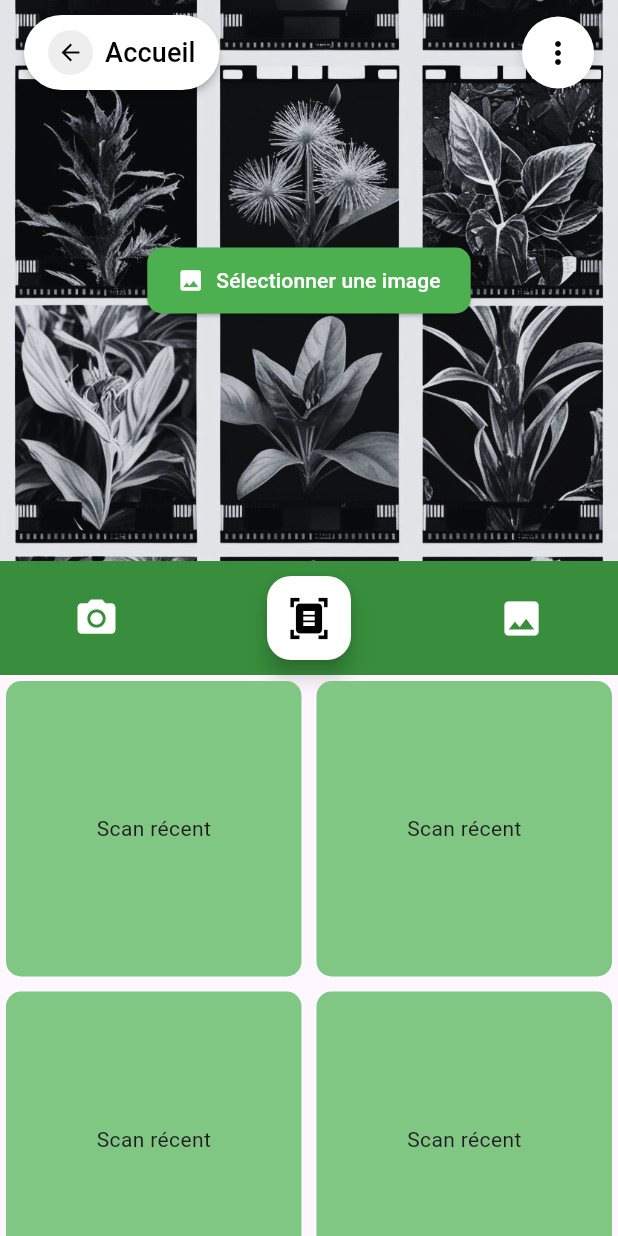
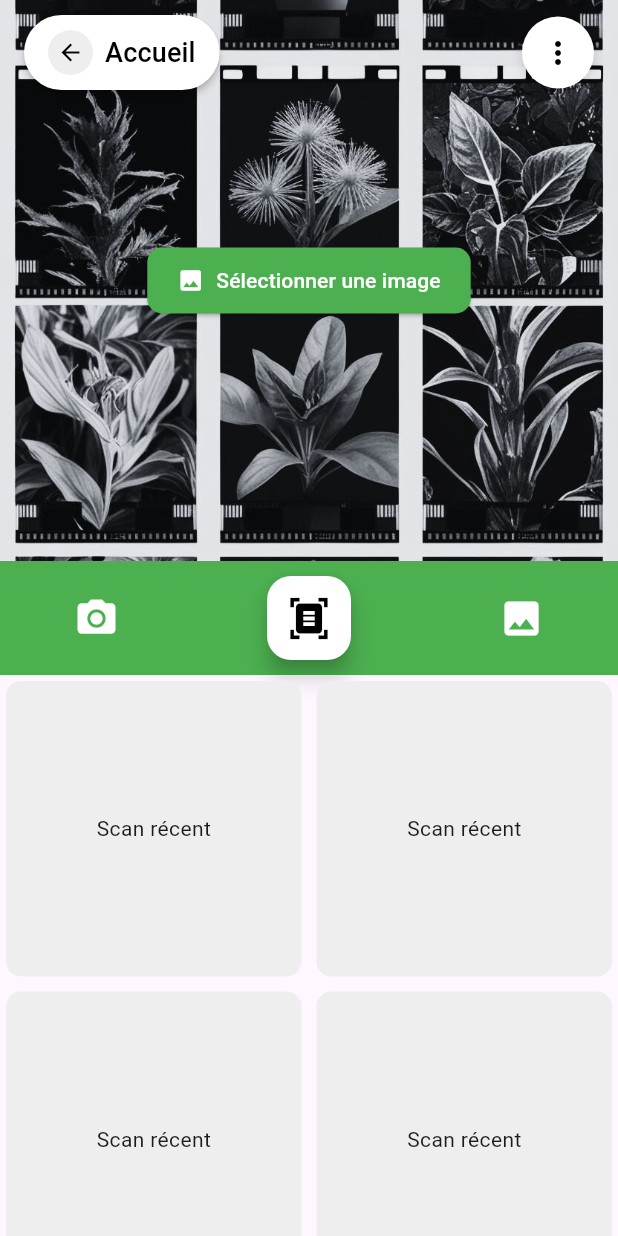
Before and after one commit to naelbenaissa/LeafGuard, a Flutter app: the CameraPage screen opened by its route, after a tap on the "image" icon, on a phone screen of 412 x 824 dp. Run offline on Flutter 3.47's test engine with Material 3 defaults, Android fonts, the phone set to English and light mode, and no system bars; our stand-ins replace camera, go_router, image_picker, sqflite, supabase_flutter, table_calendar; accounts and stored records are empty.

Commit message:
Design camera améliorer

```diff
--- a/lib/views/camera/camera.dart
+++ b/lib/views/camera/camera.dart
@@ -119,7 +119,7 @@ class _CameraPageState extends State<CameraPage> {
                 _selectedImage = null;
               });
             },
-            onScanPressed: scanDisease, // Bouton "Scanner" appelle scanDisease()
+            onScanPressed: scanDisease,
           ),
           Flexible(
             child: GridView.builder(
@@ -135,7 +135,7 @@ class _CameraPageState extends State<CameraPage> {
                   onTap: scanDisease,
                   child: Container(
                     decoration: BoxDecoration(
-                      color: Colors.green[300],
+                      color: Colors.grey[200],
                       borderRadius: BorderRadius.circular(10),
                     ),
                     child: const Center(child: Text("Scan récent")),
--- a/lib/views/camera/widgets/bottom_menu_widget.dart
+++ b/lib/views/camera/widgets/bottom_menu_widget.dart
@@ -13,7 +13,7 @@ class BottomMenuWidget extends StatelessWidget {
   @override
   Widget build(BuildContext context) {
     return Container(
-      color: Colors.green[700],
+      color: Colors.green,
       padding: const EdgeInsets.symmetric(vertical: 10),
       child: Row(
         mainAxisAlignment: MainAxisAlignment.spaceAround,
--- a/lib/views/camera/widgets/camera_preview_widget.dart
+++ b/lib/views/camera/widgets/camera_preview_widget.dart
@@ -30,13 +30,21 @@ class CameraPreviewWidget extends StatelessWidget {
         ),
         Positioned(
           bottom: 20,
-          child: FloatingActionButton(
-            onPressed: selectedImage == null ? takePicture : clearImage,
-            backgroundColor: selectedImage == null ? Colors.white : Colors.grey[200],
-            child: Icon(
-              selectedImage == null ? Icons.camera : Icons.close,
-              color: Colors.black,
-              size: 30,
+          child: Container(
+            decoration: const BoxDecoration(
+              shape: BoxShape.circle,
+              color: Colors.white,
+              boxShadow: [
+                BoxShadow(color: Colors.black12, blurRadius: 5, spreadRadius: 1),
+              ],
+            ),
+            child: IconButton(
+              onPressed: selectedImage == null ? takePicture : clearImage,
+              icon: Icon(
+                selectedImage == null ? Icons.camera : Icons.close,
+                color: Colors.black,
+                size: 30,
+              ),
             ),
           ),
         ),
--- a/lib/views/camera/widgets/image_selection_widget.dart
+++ b/lib/views/camera/widgets/image_selection_widget.dart
@@ -49,10 +49,19 @@ class ImageSelectionWidget extends StatelessWidget {
         if (selectedImage != null)
           Positioned(
             bottom: 20,
-            child: FloatingActionButton(
-              onPressed: clearImage,
-              backgroundColor: Colors.grey[200],
+            child: GestureDetector(
+              onTap: clearImage,
+              child: Container(
+                decoration: const BoxDecoration(
+                  shape: BoxShape.circle,
+                  color: Colors.white,
+                  boxShadow: [
+                    BoxShadow(color: Colors.black12, blurRadius: 5, spreadRadius: 1),
+                  ],
+                ),
+                padding: const EdgeInsets.all(15), // Ajustement pour une bonne taille
                 child: const Icon(Icons.close, color: Colors.black, size: 30),
+              ),
             ),
           ),
       ],
```
Also changed, not shown: 4 other files. Lines whose indentation alone changed are shown as unchanged.
